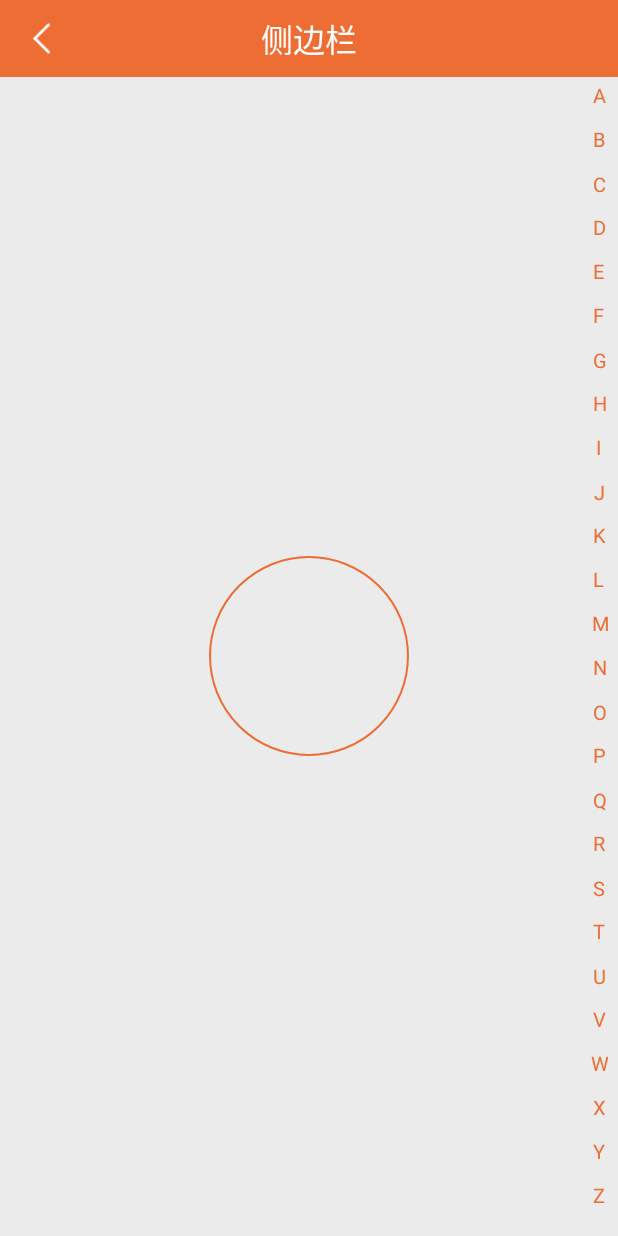
After one commit to Conways/Demo, an Android app: the SideBarActivity screen opened directly, with no data from a screen before it, on a phone screen of 412 x 824 dp. The commit adds this screen. Run offline under Robolectric (Android 15) with nearby library versions, the phone set to English and light mode, and no system bars.

Commit message:
添加侧边栏

```diff
--- a/app/src/main/AndroidManifest.xml
+++ b/app/src/main/AndroidManifest.xml
@@ -31,6 +31,7 @@
         <activity android:name=".home.firstmenu.cardview.CardViewActivity"/>
         <activity android:name=".home.firstmenu.sideslip.SideslipActivity"/>
         <activity android:name=".home.firstmenu.notify.NotifyActivity"/>
+        <activity android:name=".home.firstmenu.sidebar.SideBarActivity"/>
 
         <!--Service 注册-->
         <service android:name=".home.firstmenu.bloodpressure.BPService"/>
--- /dev/null
+++ b/app/src/main/java/com/conways/demo/home/firstmenu/sidebar/SideBarActivity.java
@@ -0,0 +1,68 @@
+package com.conways.demo.home.firstmenu.sidebar;
+
+import android.os.Bundle;
+import android.view.View;
+import android.widget.TextView;
+
+import com.conways.demo.R;
+import com.conways.demo.base.BaseTitleActivity;
+import com.conways.demo.home.firstmenu.sidebar.sidebarwiget.OnSideBarTouchListener;
+import com.conways.demo.home.firstmenu.sidebar.sidebarwiget.SideBar;
+
+/**
+ * Created by Conways on 2016/6/18.
+ */
+public class SideBarActivity extends BaseTitleActivity implements View.OnClickListener, OnSideBarTouchListener {
+
+    private SideBar sideBar;
+    private TextView tvValue;
+
+
+    @Override
+    protected void onCreate(Bundle savedInstanceState) {
+        setContentView(R.layout.activity_sidebar);
+        super.onCreate(savedInstanceState);
+        initTitle();
+        init();
+    }
+
+    private void initTitle() {
+        tvTitleTitle.setText(getText(R.string.sidebar_title));
+        ivTitleBack.setOnClickListener(this);
+        tvValue = (TextView) findViewById(R.id.activity_sidebar_value);
+    }
+
+
+    private void init() {
+        sideBar = (SideBar) findViewById(R.id.activity_sidebar_sidebar);
+        sideBar.setOnSideBarTouchListener(this);
+    }
+
+    @Override
+    public void onClick(View v) {
+        switch (v.getId()) {
+            case R.id.title_style_child_right_text_back:
+                end();
+                break;
+
+            default:
+                break;
+
+
+        }
+
+    }
+
+    @Override
+    public void onLetterChanged(String letter, int position, int itemHeight) {
+        logD("value" + letter + "position==" + position);
+        tvValue.setText(letter);
+
+    }
+
+    @Override
+    public void onLetterTouching(boolean touching) {
+        tvValue.setVisibility(touching ? View.VISIBLE : View.GONE);
+
+    }
+}
--- /dev/null
+++ b/app/src/main/java/com/conways/demo/home/firstmenu/sidebar/sidebarwiget/OnSideBarTouchListener.java
@@ -0,0 +1,9 @@
+package com.conways.demo.home.firstmenu.sidebar.sidebarwiget;
+
+/**
+ * Created by Sai on 16/3/25.
+ */
+public interface OnSideBarTouchListener {
+    void onLetterChanged(String letter, int position, int itemHeight);
+    void onLetterTouching(boolean touching);
+}
--- /dev/null
+++ b/app/src/main/java/com/conways/demo/home/firstmenu/sidebar/sidebarwiget/SideBar.java
@@ -0,0 +1,132 @@
+package com.conways.demo.home.firstmenu.sidebar.sidebarwiget;
+
+import android.content.Context;
+import android.graphics.Canvas;
+import android.graphics.Paint;
+import android.graphics.Rect;
+import android.util.AttributeSet;
+import android.view.MotionEvent;
+import android.view.View;
+
+/**
+ * Created by Conways on 2016/6/18.
+ */
+public class SideBar extends View {
+
+    private static final int paddingTop = 20;
+    private static final int paddingBottom = 20;
+    private int mChoose = -1;
+
+    private Paint paintBg;
+    private Paint paintText;
+    private int mHeight;
+    private int mWith;
+    private String[] data = {"A", "B", "C", "D", "E", "F", "G", "H", "I", "J", "K", "L", "M", "N", "O", "P", "Q",
+            "R", "S", "T", "U", "V", "W", "X", "Y", "Z"};
+
+    private OnSideBarTouchListener onSideBarTouchListener;
+
+
+    public SideBar(Context context) {
+        super(context);
+        init();
+    }
+
+    public SideBar(Context context, AttributeSet attrs) {
+        super(context, attrs);
+        init();
+    }
+
+    public SideBar(Context context, AttributeSet attrs, int defStyleAttr) {
+        super(context, attrs, defStyleAttr);
+        init();
+    }
+
+
+    private void init() {
+        paintBg = new Paint();
+        paintBg.setColor(0x00ff00ff);
+        paintText = new Paint();
+        paintText.setTextSize(20f);
+        paintText.setColor(0xffed6d35);
+
+
+    }
+
+
+    public void setOnSideBarTouchListener(OnSideBarTouchListener onSideBarTouchListener) {
+        this.onSideBarTouchListener = onSideBarTouchListener;
+    }
+
+    @Override
+    protected void onMeasure(int widthMeasureSpec, int heightMeasureSpec) {
+        super.onMeasure(widthMeasureSpec, heightMeasureSpec);
+        mWith = MeasureSpec.getSize(widthMeasureSpec);
+        mHeight = MeasureSpec.getSize(heightMeasureSpec);
+        setMeasuredDimension(mWith, mHeight);
+    }
+
+    @Override
+    protected void onDraw(Canvas canvas) {
+        super.onDraw(canvas);
+        drawBg(canvas);
+        drawText(canvas);
+    }
+
+    private void drawBg(Canvas canvas) {
+        canvas.drawRect(0, 0, mWith, mHeight, paintBg);
+
+    }
+
+    private void drawText(Canvas canvas) {
+        int unitHeight = mHeight / data.length;
+        for (int i = 0; i < data.length; i++) {
+            Rect rect = new Rect();
+            paintBg.getTextBounds(data[i], 0, data[i].length(), rect);
+            int x = (mWith - rect.width()) / 2;
+            int y = i * unitHeight + (unitHeight + rect.height()) / 2;
+            canvas.drawText(data[i], x, y, paintText);
+        }
+
+    }
+
+    @Override
+    public boolean dispatchTouchEvent(MotionEvent event) {
+
+        final int action = event.getAction();
+        final float y = event.getY();
+        final int oldChoose = mChoose;
+        final int newChoose = (int) (y / mHeight * data.length);
+
+        switch (action) {
+            case MotionEvent.ACTION_UP:
+                mChoose = -1;
+                if (onSideBarTouchListener != null) {
+                    onSideBarTouchListener.onLetterTouching(false);
+                }
+                break;
+            default:
+                if (oldChoose != newChoose) {
+                    if (newChoose >= 0 && newChoose < data.length) {
+                        mChoose = newChoose;
+                        if (onSideBarTouchListener != null) {
+                            onSideBarTouchListener.onLetterChanged(data[newChoose], mChoose,
+                                    mHeight / data.length);
+                        }
+                    }
+                }
+                if (event.getAction() == MotionEvent.ACTION_CANCEL) {
+                    if (onSideBarTouchListener != null) {
+                        onSideBarTouchListener.onLetterTouching(false);
+                    }
+                } else if (event.getAction() == MotionEvent.ACTION_DOWN) {//按下调用 onLetterDownListener
+                    if (onSideBarTouchListener != null) {
+                        onSideBarTouchListener.onLetterTouching(true);
+                    }
+                }
+
+                break;
+        }
+        return true;
+    }
+}
--- /dev/null
+++ b/app/src/main/res/layout/activity_sidebar.xml
@@ -0,0 +1,33 @@
+<?xml version="1.0" encoding="utf-8"?>
+<LinearLayout xmlns:android="http://schemas.android.com/apk/res/android"
+              android:layout_width="match_parent"
+              android:layout_height="match_parent"
+              android:background="@color/gray_bg"
+              android:orientation="vertical">
+
+    <include layout="@layout/title_style_child_right_text"/>
+
+
+    <FrameLayout
+        android:layout_width="match_parent"
+        android:layout_height="match_parent">
+
+        <com.conways.demo.home.firstmenu.sidebar.sidebarwiget.SideBar
+            android:id="@+id/activity_sidebar_sidebar"
+            android:layout_width="@dimen/w50"
+            android:layout_height="match_parent"
+            android:layout_gravity="right"/>
+
+        <TextView
+            android:id="@+id/activity_sidebar_value"
+            android:layout_width="@dimen/screenWith1_3"
+            android:layout_height="@dimen/screenWith1_3"
+            android:layout_gravity="center"
+            android:background="@drawable/circle_stroke"
+            android:gravity="center"
+            android:textColor="@color/main_color"
+            android:textSize="@dimen/title_size"/>
+    </FrameLayout>
+
+
+</LinearLayout>
--- a/app/src/main/res/values/strings.xml
+++ b/app/src/main/res/values/strings.xml
@@ -43,5 +43,9 @@
     <string name="notify_notify_ticker">Msg</string>
     <string name="notify_notify_send">发送一个通知</string>
 
+    <!--侧边栏-->
+
+    <string name="sidebar_title">侧边栏</string>
+
 
 </resources>
```
Also changed, not shown: app/src/main/java/com/conways/demo/home/firstmenu/MenuFirstFragment.java (+3 -5 lines), app/src/main/res/values/styles.xml (+10 -0 lines).
